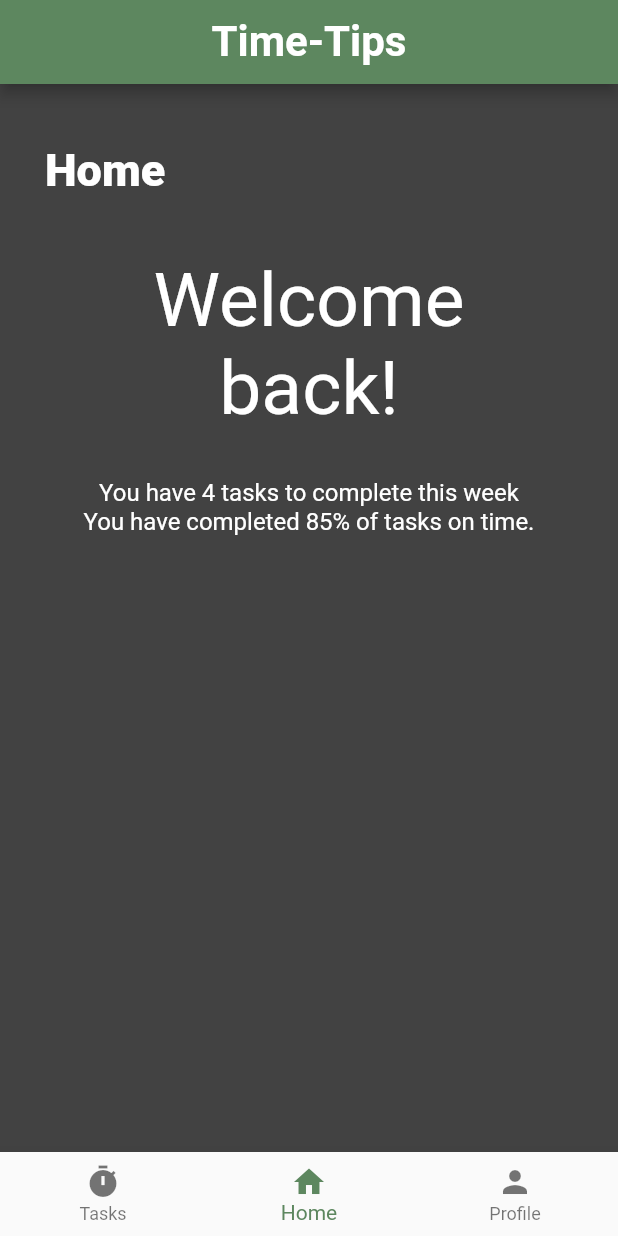
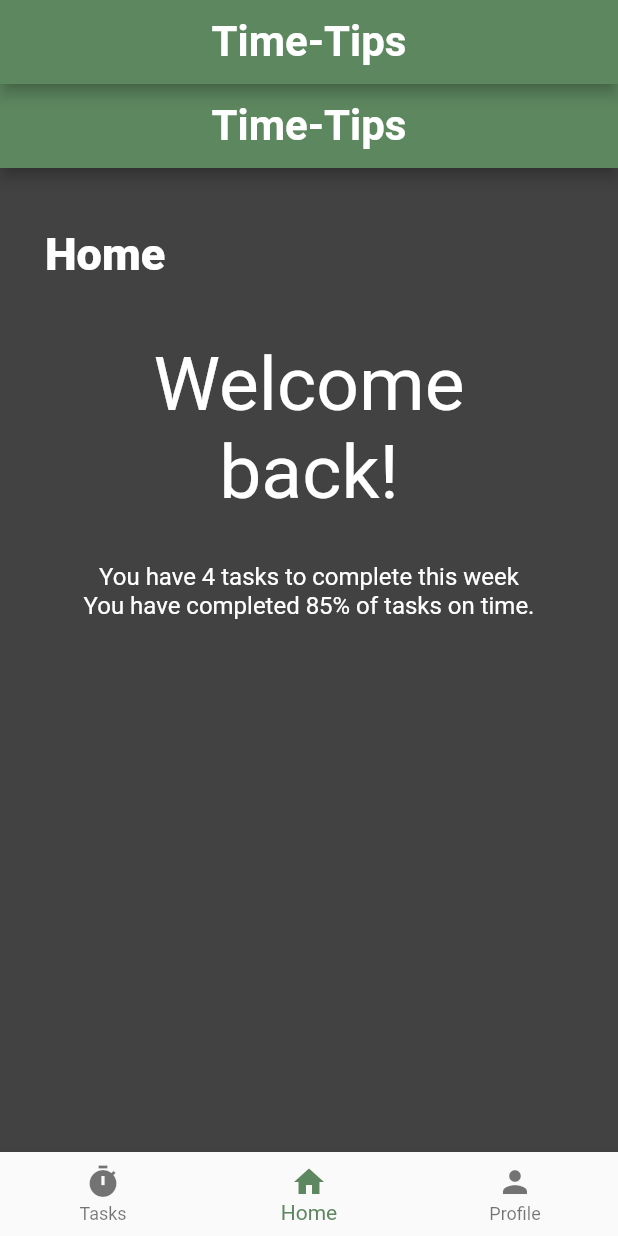
Before and after one commit to vinyetaG/CS344_Final, a Flutter app: the screen it shows after launch, item 2 of the bottom bar chosen, on a phone screen of 412 x 824 dp. Run offline on Flutter 3.47's test engine with Material 2 defaults, Android fonts, the phone set to English and light mode, and no system bars; our stand-ins replace firebase_auth, firebase_core, sliding_up_panel; missing offline and left inert: sliding_switch; accounts and stored records are empty.

Commit message:
Update home.dart

```diff
--- a/lib/home.dart
+++ b/lib/home.dart
@@ -7,7 +7,11 @@ class Home extends StatelessWidget {
 
   @override
  Widget build(BuildContext context) {
-    return Container(
+    return Scaffold(
+        appBar: AppBar(
+          title: const Center(child: Text('Time-Tips')),
+        ),
+        body: Container(
             padding: const EdgeInsets.symmetric(horizontal: 30),
             child: Column(
                 mainAxisAlignment: MainAxisAlignment.start,
@@ -17,12 +21,13 @@ class Home extends StatelessWidget {
                       padding: EdgeInsets.symmetric(vertical: 40),
                       child: Text(
                           textAlign: TextAlign.left,
-                      style:
-                          TextStyle(fontSize: 30, fontWeight: FontWeight.w800),
+                          style: TextStyle(
+                              fontSize: 30, fontWeight: FontWeight.w800),
                           'Home')),
                   const Text(
                       textAlign: TextAlign.center,
-                  style: TextStyle(fontSize: 50, fontWeight: FontWeight.w400),
+                      style:
+                          TextStyle(fontSize: 50, fontWeight: FontWeight.w400),
                       'Welcome \nback!'), //When user is signed in, show username
                   Container(
                       padding: const EdgeInsets.only(top: 30),
@@ -33,6 +38,6 @@ class Home extends StatelessWidget {
                   const Text(
                       textAlign: TextAlign.center,
                       'You have completed 85% of tasks on time.'),
-            ]));
+                ])));
   }
 }
```
Lines whose indentation alone changed are shown as unchanged.
